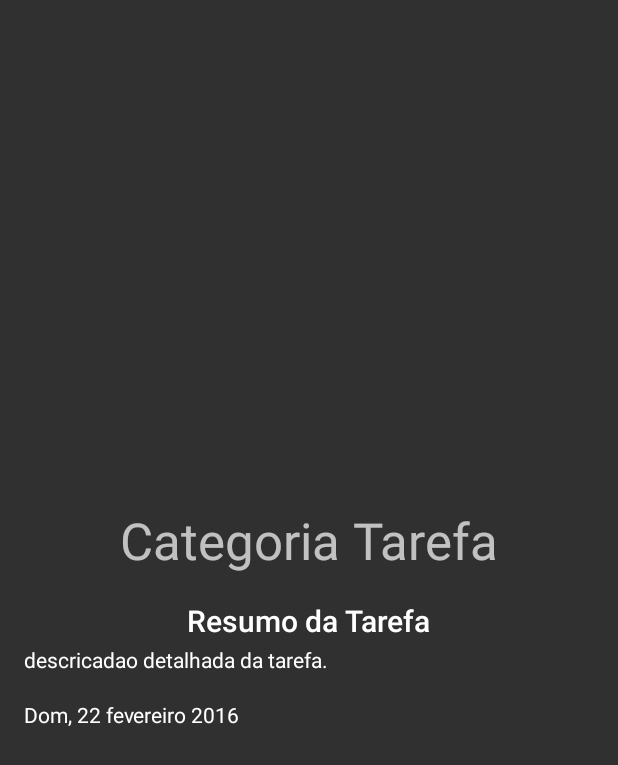
After one commit to rivervaladao/hands-on-android, an Android app: the layout fragment_detail_tarefa.xml on its own in the app's theme, with its tools: preview values and no code run, on a phone screen of 412 x 824 dp. The commit adds this screen. Shown: the top 765 px of the screen. Run offline under Robolectric (Android 15) with nearby library versions, the phone set to English and light mode, and no system bars.

Commit message:
etapa 2 , adicionando detalhe

```diff
--- a/app/src/main/res/layout/activity_main.xml
+++ b/app/src/main/res/layout/activity_main.xml
@@ -2,6 +2,7 @@
 <RelativeLayout xmlns:android="http://schemas.android.com/apk/res/android"
     xmlns:tools="http://schemas.android.com/tools"
     xmlns:app="http://schemas.android.com/apk/res-auto"
+    android:id="@+id/main_layout"
     android:layout_width="match_parent"
     android:layout_height="match_parent"
     tools:context="com.river.app.MainActivity">
--- /dev/null
+++ b/app/src/main/res/layout/fragment_detail_tarefa.xml
@@ -0,0 +1,60 @@
+<?xml version="1.0" encoding="utf-8"?>
+<ScrollView xmlns:android="http://schemas.android.com/apk/res/android"
+    xmlns:tools="http://schemas.android.com/tools"
+    android:layout_width="match_parent"
+    android:layout_height="match_parent"
+    android:fillViewport="true"
+    tools:ignore="RtlHardcoded">
+
+    <LinearLayout
+        android:id="@+id/tarefaDetailHolder"
+        android:background="?android:colorBackground"
+        android:layout_width="match_parent"
+        android:layout_height="wrap_content"
+        android:gravity="center"
+        android:orientation="vertical">
+
+        <TextView
+            android:id="@+id/tarefaDetailCategoria"
+            style="@style/TextAppearance.AppCompat.Display1"
+            android:layout_width="wrap_content"
+            android:layout_height="wrap_content"
+            android:layout_marginBottom="1dp"
+            android:layout_marginTop="@dimen/activity_horizontal_margin"
+            tools:text="Categoria Tarefa"/>
+
+        <TextView
+            android:id="@+id/tarefaDetailResumo"
+            style="@style/TextAppearance.AppCompat.Title"
+            android:layout_width="wrap_content"
+            android:layout_height="wrap_content"
+            android:layout_marginBottom="1dp"
+            android:layout_marginTop="@dimen/activity_horizontal_margin"
+            tools:text="Resumo da Tarefa"/>
+
+        <TextView
+            android:id="@+id/tarefaDetailDescricao"
+            style="@style/TextAppearance.AppCompat.Body1"
+            android:layout_width="match_parent"
+            android:layout_height="wrap_content"
+            android:layout_marginBottom="@dimen/activity_horizontal_margin"
+            android:layout_marginLeft="@dimen/activity_vertical_margin"
+            android:layout_marginRight="@dimen/activity_vertical_margin"
+            android:layout_marginTop="1dp"
+            tools:text="descricadao detalhada da tarefa."/>
+
+        <TextView
+            android:id="@+id/tarefaData"
+            style="@style/TextAppearance.AppCompat.Body1"
+            android:layout_width="match_parent"
+            android:layout_height="wrap_content"
+            android:layout_marginBottom="@dimen/activity_horizontal_margin"
+            android:layout_marginLeft="@dimen/activity_vertical_margin"
+            android:layout_marginRight="@dimen/activity_vertical_margin"
+            android:layout_marginTop="1dp"
+            tools:text="Dom, 22 fevereiro 2016"/>
+
+
+    </LinearLayout>
+
+</ScrollView>
--- a/app/src/main/res/layout/row_resumo_tarefa.xml
+++ b/app/src/main/res/layout/row_resumo_tarefa.xml
@@ -10,6 +10,8 @@
     card_view:cardElevation="@dimen/card_elevation">
 
     <LinearLayout
+        android:id="@+id/tarefaRowHolder"
+        android:background="?android:selectableItemBackground"
         android:layout_width="match_parent"
         android:layout_height="wrap_content"
         android:orientation="horizontal"
```
Also changed, not shown: app/src/main/java/com/river/app/MainActivity.java (+28 -5 lines), app/src/main/java/com/river/app/TarefaListAdapter.java (renamed from app/src/main/java/com/river/app/TarefasListAdapter.java, +27 -6 lines), app/src/main/java/com/river/app/model/Tarefa.java (+16 -0 lines), 2 other files.
